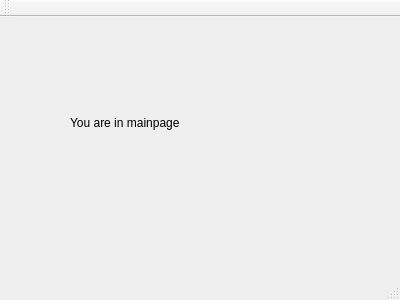
First picture: the form in mainwindow.ui, repository Kpro11/Aqeous, before the edit.
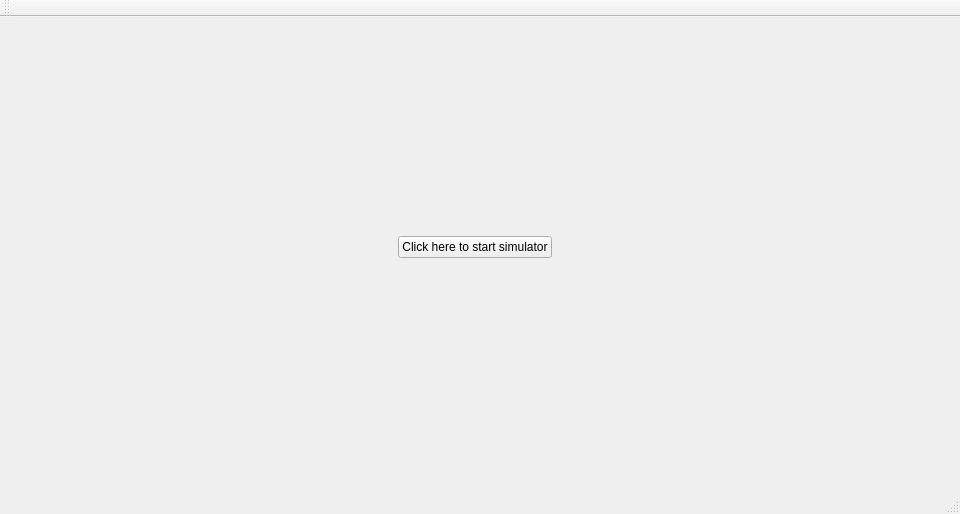
Second picture: the form after the edit.

Commit message: [wip] Add button to start simulator

The edit to the form file:
```diff
--- a/mainwindow.ui
+++ b/mainwindow.ui
@@ -6,26 +6,35 @@
    <rect>
     <x>0</x>
     <y>0</y>
-    <width>400</width>
-    <height>300</height>
+    <width>960</width>
+    <height>514</height>
    </rect>
   </property>
   <property name="windowTitle">
    <string>MainWindow</string>
   </property>
   <widget class="QWidget" name="centralWidget">
-   <widget class="QLabel" name="label">
+   <widget class="QWidget" name="gridLayoutWidget">
     <property name="geometry">
      <rect>
-      <x>70</x>
-      <y>60</y>
-      <width>251</width>
-      <height>91</height>
+      <x>0</x>
+      <y>0</y>
+      <width>961</width>
+      <height>461</height>
      </rect>
     </property>
-    <property name="text">
-     <string>You are in mainpage</string>
-    </property>
+    <layout class="QGridLayout" name="gridLayout">
+     <property name="leftMargin">
+      <number>0</number>
+     </property>
+     <item row="0" column="0" alignment="Qt::AlignHCenter|Qt::AlignVCenter">
+      <widget class="QPushButton" name="showROVSIM">
+       <property name="text">
+        <string>Click here to start simulator</string>
+       </property>
+      </widget>
+     </item>
+    </layout>
    </widget>
   </widget>
   <widget class="QMenuBar" name="menuBar">
```
Left out of the diff: 4 changed lines with no effect on the pictures. The commit also changes 2 other files.
